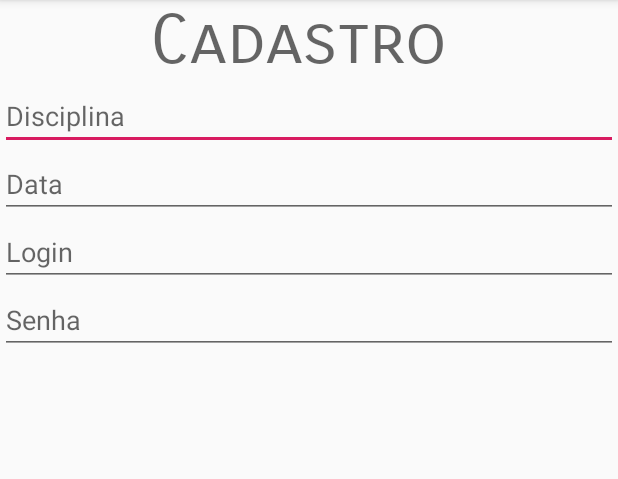
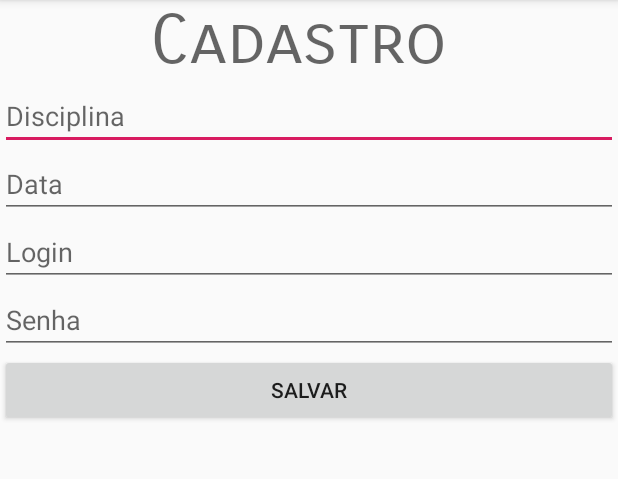
Before and after one commit to lucasantonio12/StudyManagerOficial, an Android app: the CadastroLogin screen opened directly, with no data from a screen before it, on a phone screen of 412 x 824 dp, the part 84-563 px from its top. Run offline under Robolectric (Android 15) with nearby library versions, the phone set to English and light mode, and no system bars; our stand-ins replace Room's generated code.

Commit message:
metodo salvar criado.

```diff
--- a/app/src/main/java/com/example/studymanageroficial/viewlogin/CadastroLogin.kt
+++ b/app/src/main/java/com/example/studymanageroficial/viewlogin/CadastroLogin.kt
@@ -2,12 +2,28 @@ package com.example.studymanageroficial.viewlogin
 
 import androidx.appcompat.app.AppCompatActivity
 import android.os.Bundle
+import android.util.Log
+import androidx.room.Room
 import com.example.studymanageroficial.R
+import com.example.studymanageroficial.conect.Conexao
+import com.example.studymanageroficial.modelo.Usuario
+import kotlinx.android.synthetic.main.activity_cadastro_login.*
+import kotlin.math.log
 
 class CadastroLogin : AppCompatActivity() {
-
+    val conexao: Conexao by lazy{
+        Room.databaseBuilder(this, Conexao::class.java,"DBstudyManager")
+            .allowMainThreadQueries().build()
+    }
     override fun onCreate(savedInstanceState: Bundle?) {
         super.onCreate(savedInstanceState)
         setContentView(R.layout.activity_cadastro_login)
+
+        salvarUsuario.setOnClickListener {
+            var usuario = Usuario(nomeTXT.text.toString(),dataTXT.text.toString(),loginTXT.text.toString(),senhaTXT.text.toString())
+            conexao.UsuarioDAO().inserir(usuario)
+
+            conexao.UsuarioDAO().listAll().forEach{Log.i("Usuario",it.toString())}
+        }
     }
 }
--- a/app/src/main/res/layout/activity_cadastro_login.xml
+++ b/app/src/main/res/layout/activity_cadastro_login.xml
@@ -42,11 +42,17 @@
         android:inputType="textPersonName" />
 
     <EditText
-        android:id="@+id/senhTXT"
+        android:id="@+id/senhaTXT"
         android:layout_width="match_parent"
         android:layout_height="wrap_content"
         android:ems="10"
         android:hint="Senha"
         android:inputType="textPassword" />
 
+    <Button
+        android:id="@+id/salvarUsuario"
+        android:layout_width="match_parent"
+        android:layout_height="wrap_content"
+        android:text="Salvar" />
+
 </LinearLayout>
```
